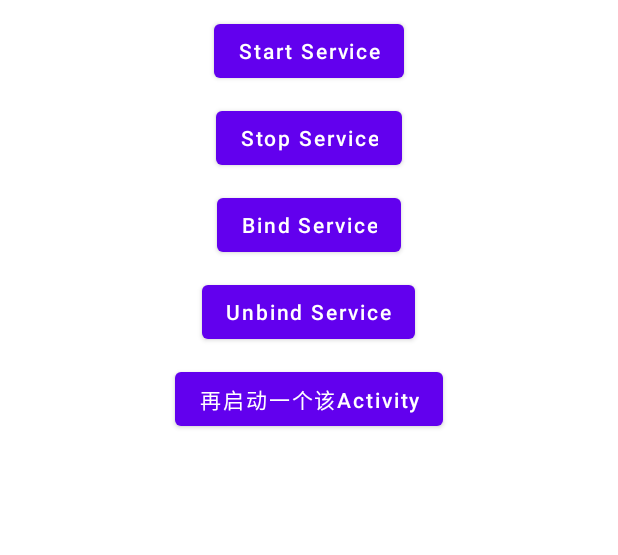
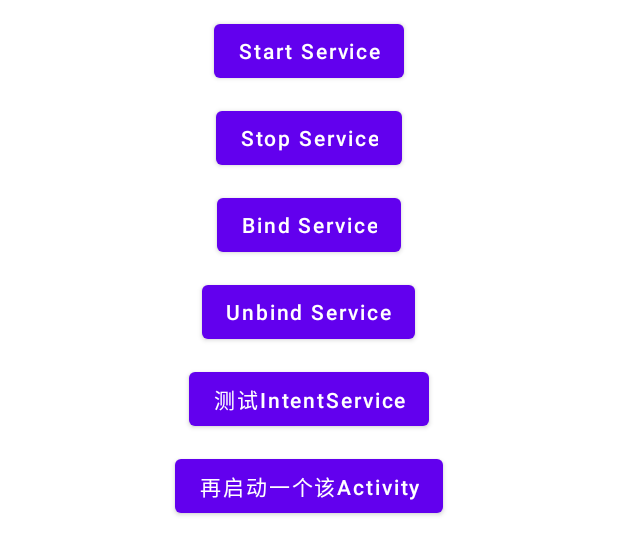
Before and after one commit to ljzjohnliu/JavaStudy, an Android app: the layout activity_test_service.xml on its own in the app's theme, with its tools: preview values and no code run, on a phone screen of 412 x 824 dp. Shown: the top 555 px of the screen. Run offline under Robolectric (Android 15) with nearby library versions, the phone set to English and light mode, and no system bars.

Commit message:
IntentService

```diff
--- a/app/src/main/AndroidManifest.xml
+++ b/app/src/main/AndroidManifest.xml
@@ -66,6 +66,8 @@
             android:exported="true" />
 
         <service android:name="com.study.android.service.TestService" />
+
+        <service android:name="com.study.android.service.MyIntentService" />
 
         <activity
             android:name="com.study.android.communicate.ProcessComActivity"
--- a/app/src/main/res/layout/activity_test_service.xml
+++ b/app/src/main/res/layout/activity_test_service.xml
@@ -44,6 +44,15 @@
         android:textAllCaps="false" />
 
     <Button
+        android:id="@+id/test_intent_service"
+        android:layout_width="wrap_content"
+        android:layout_height="wrap_content"
+        android:layout_gravity="center_horizontal"
+        android:layout_marginTop="10dp"
+        android:text="测试IntentService"
+        android:textAllCaps="false" />
+
+    <Button
         android:id="@+id/start_test_activity"
         android:layout_width="wrap_content"
         android:layout_height="wrap_content"
```
Also changed, not shown: app/src/main/java/com/study/android/service/MyIntentService.java (added, +47 -0 lines), app/src/main/java/com/study/android/service/TestServiceActivity.java (+9 -1 lines).
